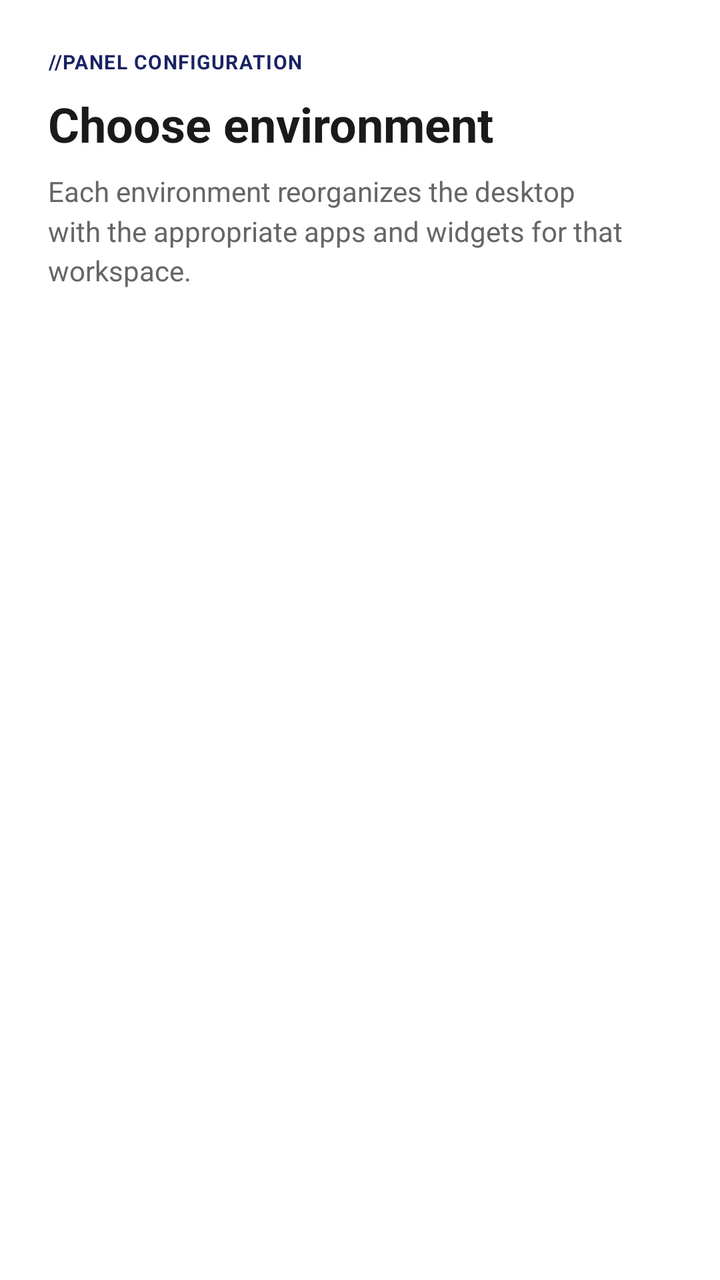
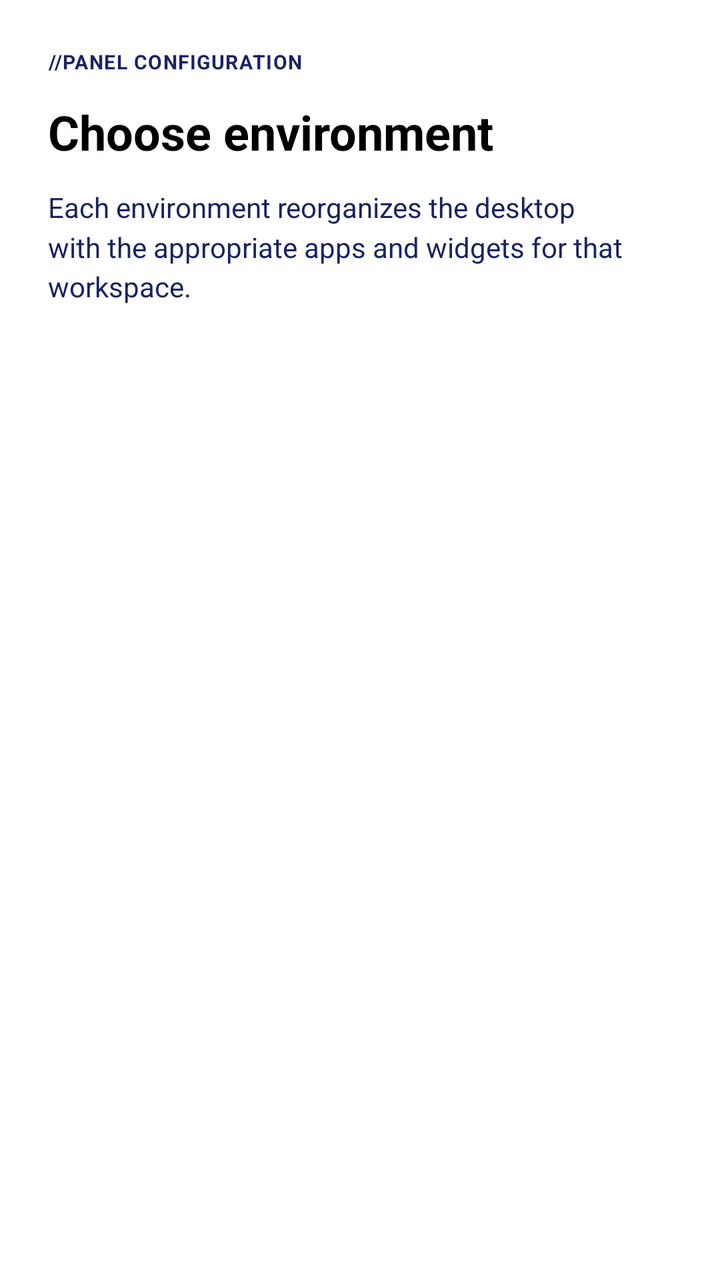

Before-and-after screenshots of an Android layout around one commit, followed by the original layout XML and the change that was made.
<!-- AndroidManifest.xml: application theme Theme.LauncherTs13 -->
<!-- res/layout/dialog_environment_selector.xml -->
<?xml version="1.0" encoding="utf-8"?>
<LinearLayout xmlns:android="http://schemas.android.com/apk/res/android"
    android:layout_width="match_parent"
    android:layout_height="wrap_content"
    android:orientation="vertical"
    android:padding="24dp">

    <TextView
        android:id="@+id/tvSubtitleHeader"
        android:layout_width="wrap_content"
        android:layout_height="wrap_content"
        android:text="@string/config_panel_title"
        android:textColor="@color/environment_unselected_title"
        android:textSize="10sp"
        android:textStyle="bold"
        android:letterSpacing="0.05"
        android:layout_marginBottom="8dp" />

    <TextView
        android:layout_width="wrap_content"
        android:layout_height="wrap_content"
        android:text="@string/choose_environment"
        android:textColor="#1A1A1A"
        android:textSize="24sp"
        android:textStyle="bold"
        android:layout_marginBottom="8dp" />

    <TextView
        android:layout_width="wrap_content"
        android:layout_height="wrap_content"
        android:text="@string/environment_desc"
        android:textSize="14sp"
        android:textColor="#666666"
        android:lineSpacingMultiplier="1.2"
        android:layout_marginBottom="24dp" />

    <androidx.recyclerview.widget.RecyclerView
        android:id="@+id/rvEnvironments"
        android:layout_width="match_parent"
        android:layout_height="wrap_content"
        android:overScrollMode="never" />

</LinearLayout>
<!-- resources referenced by this layout -->
<resources>
  <color name="environment_unselected_title">#1A2363</color>
  <string name="choose_environment">Choose environment</string>
  <string name="config_panel_title">//PANEL CONFIGURATION</string>
  <string name="environment_desc">Each environment reorganizes the desktop with the appropriate apps and widgets for that workspace.</string>
  <style name="Theme.LauncherTs13" parent="Theme.MaterialComponents.DayNight.NoActionBar">
          <item name="colorPrimary">@color/dock_logo_color</item>
          <item name="colorPrimaryVariant">@color/dock_logo_color</item>
          <item name="colorOnPrimary">@color/white</item>
          <item name="colorSecondary">@color/teal_200</item>
          <item name="colorSecondaryVariant">@color/teal_700</item>
          <item name="colorOnSecondary">@color/black</item>
          <item name="android:windowBackground">@android:color/transparent</item>
          <item name="android:windowIsTranslucent">true</item>
          <item name="android:windowShowWallpaper">true</item>
          <item name="android:statusBarColor">@android:color/transparent</item>
          <item name="android:navigationBarColor">@android:color/transparent</item>
          <item name="android:windowLayoutInDisplayCutoutMode" tools:targetApi="o_mr1">shortEdges</item>
      </style>
  <color name="dock_logo_color">#1A2363</color>
  <color name="white">#FFFFFFFF</color>
  <color name="teal_200">#FF03DAC5</color>
  <color name="teal_700">#FF018786</color>
  <color name="black">#FF000000</color>
</resources>

<!-- the commit's change to res/layout/dialog_environment_selector.xml (unified diff, before → after) -->
@@ -10,34 +10,37 @@
         android:layout_width="wrap_content"
         android:layout_height="wrap_content"
         android:text="@string/config_panel_title"
-        android:textColor="@color/environment_unselected_title"
+        android:textColor="#1A2363"
         android:textSize="10sp"
         android:textStyle="bold"
         android:letterSpacing="0.05"
-        android:layout_marginBottom="8dp" />
+        android:layout_marginBottom="12dp" />
 
     <TextView
         android:layout_width="wrap_content"
         android:layout_height="wrap_content"
         android:text="@string/choose_environment"
-        android:textColor="#1A1A1A"
+        android:textColor="#000000"
         android:textSize="24sp"
         android:textStyle="bold"
-        android:layout_marginBottom="8dp" />
+        android:layout_marginBottom="12dp" />
 
     <TextView
-        android:layout_width="wrap_content"
+        android:layout_width="match_parent"
         android:layout_height="wrap_content"
         android:text="@string/environment_desc"
         android:textSize="14sp"
-        android:textColor="#666666"
+        android:textColor="#1A2363"
         android:lineSpacingMultiplier="1.2"
         android:layout_marginBottom="24dp" />
 
     <androidx.recyclerview.widget.RecyclerView
         android:id="@+id/rvEnvironments"
         android:layout_width="match_parent"
-        android:layout_height="wrap_content"
-        android:overScrollMode="never" />
+        android:layout_height="0dp"
+        android:layout_weight="1"
+        android:overScrollMode="never"
+        android:clipToPadding="false"
+        android:paddingBottom="8dp" />
 
 </LinearLayout>
<!-- resource entries referenced after the edit -->
@@ -1,6 +1,5 @@
 <!-- resources referenced by this layout -->
 <resources>
-  <color name="environment_unselected_title">#1A2363</color>
   <string name="choose_environment">Choose environment</string>
   <string name="config_panel_title">//PANEL CONFIGURATION</string>
   <string name="environment_desc">Each environment reorganizes the desktop with the appropriate apps and widgets for that workspace.</string>
